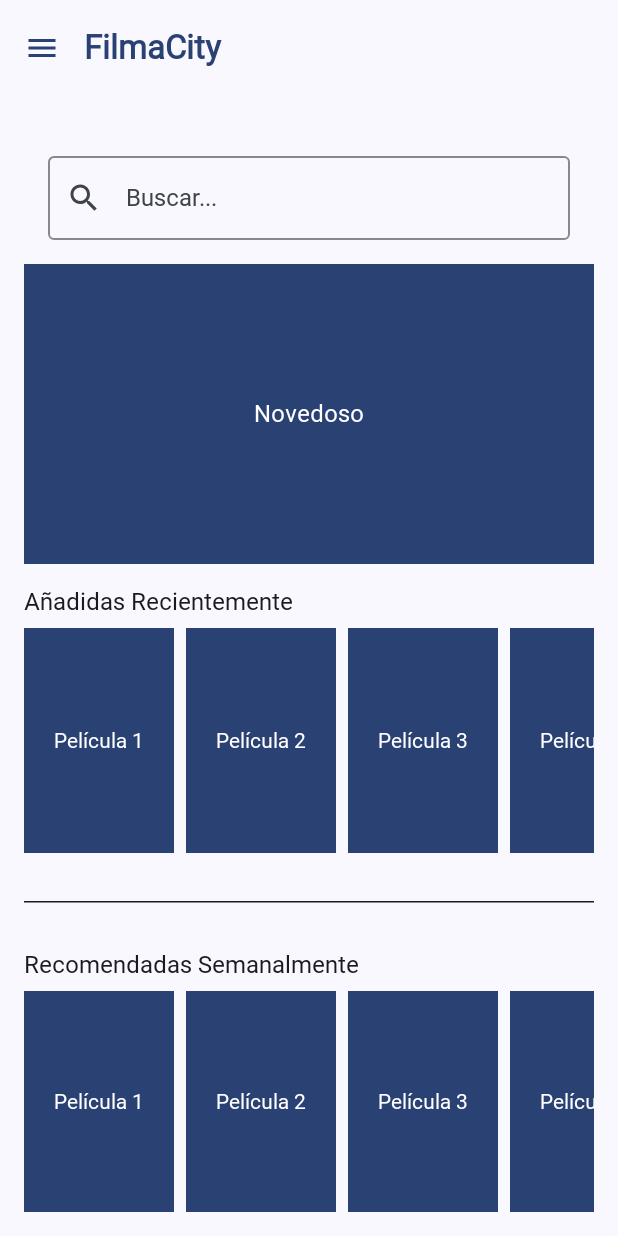
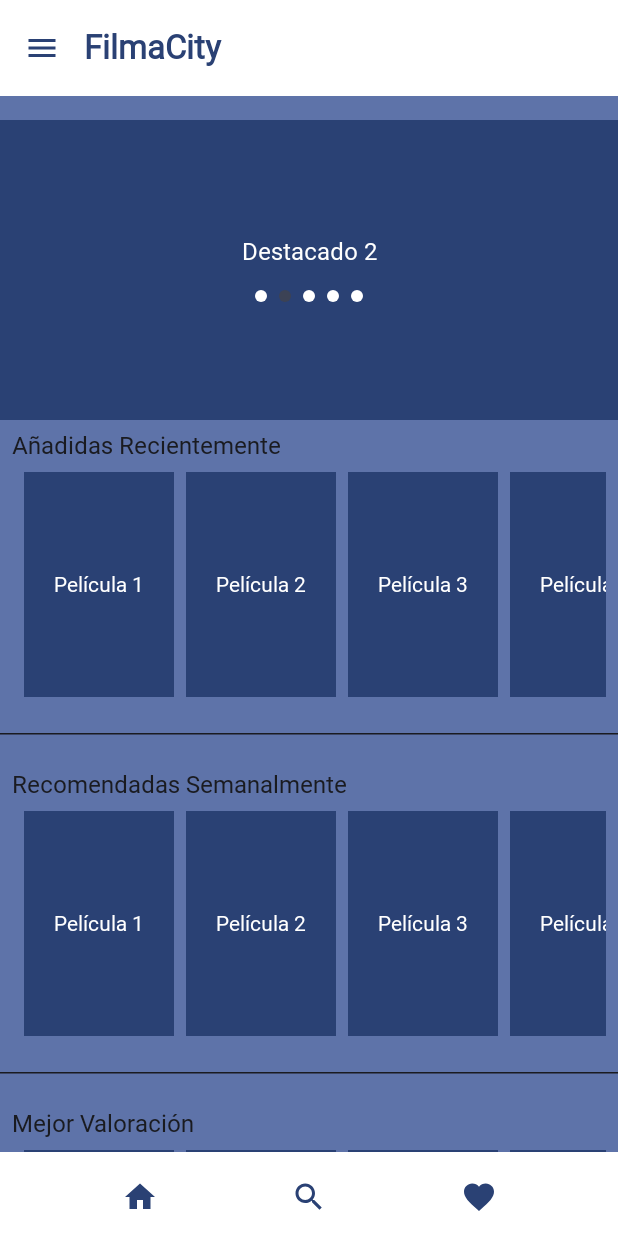
Before and after one commit to Davich7/ProyectoTFG-DAM, an Android app built with Jetpack Compose: the screen it shows after launch (MainActivity), on a phone screen of 412 x 824 dp. Run offline under Robolectric (Android 15) with nearby library versions, the phone set to English and light mode, and no system bars; Roboto replaces fonts that are not available here.

Commit message:
modificacion de la MainActivity y introduccion del carrusel y modificaciones en funcionalidades y estilos anteriores

```diff
--- a/app/build.gradle.kts
+++ b/app/build.gradle.kts
@@ -57,4 +57,7 @@ dependencies {
     androidTestImplementation(libs.androidx.ui.test.junit4)
     debugImplementation(libs.androidx.ui.tooling)
     debugImplementation(libs.androidx.ui.test.manifest)
+
+
+
 }
--- a/app/src/main/java/com/example/proyectotfgdam/MainActivity.kt
+++ b/app/src/main/java/com/example/proyectotfgdam/MainActivity.kt
@@ -1,15 +1,25 @@
 package com.example.proyectotfgdam
 
+import android.util.Log // Asegúrate de tener esta importación
+
+import android.annotation.SuppressLint
+import android.content.res.Configuration
 import android.os.Bundle
 import androidx.activity.ComponentActivity
 import androidx.activity.compose.setContent
 import androidx.activity.enableEdgeToEdge
+import androidx.compose.animation.animateColorAsState
 import androidx.compose.foundation.background
 import androidx.compose.foundation.clickable
 import androidx.compose.foundation.layout.*
+import androidx.compose.foundation.lazy.LazyColumn
 import androidx.compose.foundation.lazy.LazyRow
+import androidx.compose.foundation.shape.CircleShape
 import androidx.compose.foundation.shape.RoundedCornerShape
 import androidx.compose.material.icons.Icons
+import androidx.compose.material.icons.filled.AccountCircle
+import androidx.compose.material.icons.filled.Favorite
+import androidx.compose.material.icons.filled.Home
 import androidx.compose.material.icons.filled.Menu
 import androidx.compose.material.icons.filled.Search
 import androidx.compose.material3.*
@@ -17,10 +27,14 @@ import androidx.compose.runtime.*
 import androidx.compose.ui.Alignment
 import androidx.compose.ui.Modifier
 import androidx.compose.ui.draw.clip
+import androidx.compose.ui.graphics.Color
+import androidx.compose.ui.text.style.TextOverflow
 import androidx.compose.ui.tooling.preview.Preview
 import androidx.compose.ui.unit.dp
 import androidx.lifecycle.ViewModel
 import com.example.compose.ProyectoTFGDAMTheme
+import kotlinx.coroutines.delay
+
 
 class MainActivity : ComponentActivity() {
     override fun onCreate(savedInstanceState: Bundle?) {
@@ -30,13 +44,15 @@ class MainActivity : ComponentActivity() {
             ProyectoTFGDAMTheme {
                 Surface(
                     modifier = Modifier.fillMaxSize(),
-                    color = MaterialTheme.colorScheme.surface
+                    color = MaterialTheme.colorScheme.background // Asegúrate de que el color sea adecuado
                 ) {
-                    PantallaInicio()
+                    PantallaInicio() // Esto mostrará el contenido con el color de fondo correcto
+
                 }
             }
         }
     }
+
 }
 
 // ViewModel simulado para cargar películas
@@ -46,47 +62,77 @@ class PeliculasViewModel : ViewModel() {
 
     init {
         // Cargar las películas simuladas (esto lo puedes sustituir por un API real)
-        _peliculas.value = List(10) { "Película ${it + 1}" }
+        _peliculas.value = List(20) { "Película ${it + 1}" }
     }
 }
 
+// Pantalla principal con Scaffold
+@SuppressLint("UnusedMaterial3ScaffoldPaddingParameter")
 @Composable
 fun PantallaInicio() {
-    val peliculasViewModel = remember { PeliculasViewModel() }
-
-    Column(
+    Scaffold(
+        topBar = { MyTopBar() },
+        bottomBar = { MyBotBar() } // Aquí agregamos la BottomBar
+    ) { paddingValues ->
+        Surface(
             modifier = Modifier
                 .fillMaxSize()
-            .background(MaterialTheme.colorScheme.background)
+                .padding(paddingValues),
+            color = MaterialTheme.colorScheme.primaryContainer // Fondo para toda la pantalla
         ) {
-        MyTopBar()
-        Box {
-            Column(
-                modifier = Modifier
-                    .padding(16.dp)
-            ) {
-                BarraDeBusqueda()
-                SeccionDestacadas()
-                SeccionInicio(titulo = "Añadidas Recientemente", peliculasViewModel)
-                Spacer(modifier = Modifier.height(16.dp))
-                BarraSeparadora()
-                Spacer(modifier = Modifier.height(16.dp))
-                SeccionInicio(titulo = "Recomendadas Semanalmente", peliculasViewModel)
-                Spacer(modifier = Modifier.height(16.dp))
-                BarraSeparadora()
-                Spacer(modifier = Modifier.height(16.dp))
-                SeccionInicio(titulo = "Mejor Valoración", peliculasViewModel)
-                Spacer(modifier = Modifier.height(16.dp))
-            }
+            InicialSecciones() // Llamada a las secciones
         }
     }
 }
 
+// Secciones iniciales en LazyColumn
+@Composable
+fun InicialSecciones() {
+    val peliculasViewModel = remember { PeliculasViewModel() }
+    LazyColumn(
+        modifier = Modifier
+            .fillMaxSize(),
+        verticalArrangement = Arrangement.spacedBy(8.dp),
+        contentPadding = PaddingValues(vertical = 16.dp) // Espacio extra para asegurar scroll
+    ) {
+
+        item { RectanguloDestacado() }
+        item {
+            SeccionInicio(
+                titulo = "Añadidas Recientemente",
+                peliculasViewModel = peliculasViewModel
+            )
+        }
+        item { BarraSeparadora() }
+        item {
+            SeccionInicio(
+                titulo = "Recomendadas Semanalmente",
+                peliculasViewModel = peliculasViewModel
+            )
+        }
+        item { BarraSeparadora() }
+        item {
+            SeccionInicio(
+                titulo = "Mejor Valoración",
+                peliculasViewModel = peliculasViewModel
+            )
+        }
+
+
+    }
+}
+
+
+
+// Vista de películas en LazyRow
 @Composable
 fun SeccionInicio(titulo: String, peliculasViewModel: PeliculasViewModel) {
     val peliculas = peliculasViewModel.peliculas.value
-
-    Column(modifier = Modifier.fillMaxWidth()) {
+    Column(
+        modifier = Modifier
+            .fillMaxWidth()
+            .padding(horizontal = 8.dp) // Añadir padding horizontal para que no quede pegado
+    ) {
         Text(
             text = titulo,
             style = MaterialTheme.typography.bodyLarge.copy(
@@ -95,11 +141,11 @@ fun SeccionInicio(titulo: String, peliculasViewModel: PeliculasViewModel) {
             modifier = Modifier.padding(bottom = 8.dp)
         )
         LazyRow(
-            horizontalArrangement = Arrangement.spacedBy(8.dp)
+            horizontalArrangement = Arrangement.spacedBy(8.dp),
+            contentPadding = PaddingValues(horizontal = 8.dp)
         ) {
             items(peliculas.size) { index ->
                 RectanguloPelis(index, peliculas[index]) {
-                    // Acción al hacer click
                     println("Película clickeada: ${peliculas[index]}")
                 }
             }
@@ -107,11 +153,19 @@ fun SeccionInicio(titulo: String, peliculasViewModel: PeliculasViewModel) {
     }
 }
 
+
+
+
+
+
+
+
+
 @Composable
 fun RectanguloPelis(index: Int, nombrePelicula: String, onClick: () -> Unit) {
     Box(
         modifier = Modifier
-            .size(width = 100.dp, height = 150.dp)
+            .size(width = 100.dp, height = 150.dp) // Tamaño más pequeño para que quepan más
             .background(MaterialTheme.colorScheme.primary)
             .clip(RoundedCornerShape(8.dp))
             .clickable { onClick() },
@@ -120,37 +174,84 @@ fun RectanguloPelis(index: Int, nombrePelicula: String, onClick: () -> Unit) {
         Text(
             text = nombrePelicula,
             color = MaterialTheme.colorScheme.onPrimary,
-            style = MaterialTheme.typography.bodyMedium
+            style = MaterialTheme.typography.bodyMedium,
+            maxLines = 2, // Evitar desbordes
+            overflow = TextOverflow.Ellipsis
         )
     }
 }
 
-@Composable
-fun SeccionDestacadas() {
-    Column(modifier = Modifier.fillMaxWidth()) {
-        // Aquí iría el layour de destacadas
-        RectanguloDestacado()
-        Spacer(modifier = Modifier.height(16.dp))
-    }
-}
 
 @Composable
 fun RectanguloDestacado() {
-    Box(
+    val novedades = listOf("Destacado 1", "Destacado 2", "Destacado 3", "Destacado 4", "Destacado 5")
+    val totalNovedades = novedades.size
+
+    var novedadActual by remember { mutableStateOf(0) }
+
+    // Lanzar una corrutina para cambiar de novedad automáticamente cada 5 segundos
+    LaunchedEffect(novedadActual) {
+        delay(5000) // 5 segundos
+        novedadActual = (novedadActual + 1) % totalNovedades // Cambiar a la siguiente novedad
+    }
+
+    Column(
         modifier = Modifier
             .fillMaxWidth()
             .height(200.dp)
             .background(MaterialTheme.colorScheme.primary)
             .clip(RoundedCornerShape(8.dp)),
-        contentAlignment = Alignment.Center
+        horizontalAlignment = Alignment.CenterHorizontally,
+        verticalArrangement = Arrangement.Center
     ) {
+        // Mostrar el nombre de la novedad actual
         Text(
-            text = "Novedoso",
+            text = novedades[novedadActual],
             color = MaterialTheme.colorScheme.onPrimary,
-            style = MaterialTheme.typography.bodyLarge //
+            style = MaterialTheme.typography.bodyLarge
+        )
+
+        Spacer(modifier = Modifier.height(16.dp))
+
+        // Indicadores (puntos) para cada novedad
+        Row(
+            horizontalArrangement = Arrangement.spacedBy(8.dp), // Espaciado de 8dp entre puntos
+            verticalAlignment = Alignment.CenterVertically,
+            modifier = Modifier
+                .fillMaxWidth()
+                .wrapContentWidth(Alignment.CenterHorizontally) // Centrado horizontal
+        ) {
+            novedades.forEachIndexed { index, _ ->
+                PuntoIndicador(
+                    isSelected = index == novedadActual,
+                    color = MaterialTheme.colorScheme.onPrimary,
+                    selectedColor = MaterialTheme.colorScheme.secondary
                 )
             }
         }
+    }
+}
+
+@Composable
+fun PuntoIndicador(
+    isSelected: Boolean,
+    color: Color,
+    selectedColor: Color
+) {
+    val indicadorColor by animateColorAsState(
+        targetValue = if (isSelected) selectedColor else color
+    )
+
+    Box(
+        modifier = Modifier
+            .size(8.dp) // Tamaño del indicador (aumentado a 12.dp)
+            .clip(CircleShape) // Asegura que el indicador sea un círculo
+            .background(indicadorColor) // Fondo del indicador
+            .padding(horizontal = 4.dp) // Espaciado horizontal entre los puntos
+    )
+}
+
+
 
 @Composable
 fun BarraSeparadora() {
@@ -161,13 +262,12 @@ fun BarraSeparadora() {
     )
 }
 
+
+
 @OptIn(ExperimentalMaterial3Api::class)
 @Composable
 fun MyTopBar() {
     TopAppBar(
-        modifier = Modifier
-            .fillMaxWidth()
-            .background(color = MaterialTheme.colorScheme.onPrimaryContainer),
         title = {
             Text(
                 text = "FilmaCity",
@@ -184,37 +284,64 @@ fun MyTopBar() {
                     tint = MaterialTheme.colorScheme.primary
                 )
             }
-        }
+        },
+        colors = TopAppBarDefaults.topAppBarColors(
+            containerColor = MaterialTheme.colorScheme.onPrimary // Aquí se cambia el color de fondo sin usar background
+        )
     )
 }
 
 @OptIn(ExperimentalMaterial3Api::class)
 @Composable
-fun BarraDeBusqueda() {
-    var searchQuery by remember { mutableStateOf("") }
-
-    OutlinedTextField(
-        value = searchQuery,
-        onValueChange = { searchQuery = it },
-        label = { Text("Buscar...") },
-        leadingIcon = {
+fun MyBotBar() {
+    BottomAppBar(
+        modifier = Modifier
+            .fillMaxWidth() // Asegura que ocupe todo el ancho
+            .height(56.dp), // Altura estándar para una BottomAppBar
+        containerColor = MaterialTheme.colorScheme.onPrimary // Color de fondo de la BottomBar
+    ) {
+        // Distribuir los iconos de manera uniforme en la barra
+        Row(
+            modifier = Modifier.fillMaxWidth(),
+            horizontalArrangement = Arrangement.SpaceEvenly, // Distribuir de forma uniforme
+            verticalAlignment = Alignment.CenterVertically
+        ) {
+            // Añadir 4 iconos (puedes cambiar los iconos por los que desees)
+            IconButton(onClick = { println("Ícono 1 clickeado") }) {
                 Icon(
-                imageVector = Icons.Filled.Search,
-                contentDescription = "Buscar"
+                    imageVector = Icons.Filled.Home, // Puedes cambiar el icono
+                    contentDescription = "Inicio",
+                    tint = MaterialTheme.colorScheme.primary
                 )
-        },
-        modifier = Modifier
-            .fillMaxWidth()
-            .padding(16.dp)
-            .background(MaterialTheme.colorScheme.surface, shape = RoundedCornerShape(8.dp)),
-        colors = TextFieldDefaults.outlinedTextFieldColors(
-            focusedBorderColor = MaterialTheme.colorScheme.primary,
-            unfocusedBorderColor = MaterialTheme.colorScheme.onSurface.copy(alpha = 0.5f)
+            }
+            IconButton(onClick = { println("Ícono 2 clickeado") }) {
+                Icon(
+                    imageVector = Icons.Filled.Search, // Puedes cambiar el icono
+                    contentDescription = "Buscar",
+                    tint = MaterialTheme.colorScheme.primary
                 )
+            }
+            IconButton(onClick = { println("Ícono 3 clickeado") }) {
+                Icon(
+                    imageVector = Icons.Filled.Favorite, // Puedes cambiar el icono
+                    contentDescription = "Favoritos",
+                    tint = MaterialTheme.colorScheme.primary
                 )
             }
 
-@Preview(showBackground = true, uiMode = android.content.res.Configuration.UI_MODE_NIGHT_NO)
+        }
+    }
+}
+
+
+
+
+
+
+
+//A PARTIR DE AQUI VAN LAS FUNCIONES DE PREVISUALIZACION
+
+@Preview(showBackground = true, uiMode = Configuration.UI_MODE_NIGHT_NO)
 @Composable
 fun LightModePreview() {
     ProyectoTFGDAMTheme(darkTheme = false) {
@@ -222,7 +349,7 @@ fun LightModePreview() {
     }
 }
 
-@Preview(showBackground = true, uiMode = android.content.res.Configuration.UI_MODE_NIGHT_YES)
+@Preview(showBackground = true, uiMode = Configuration.UI_MODE_NIGHT_YES)
 @Composable
 fun DarkModePreview() {
     ProyectoTFGDAMTheme(darkTheme = true) {
```
Lines whose indentation alone changed are shown as unchanged.
